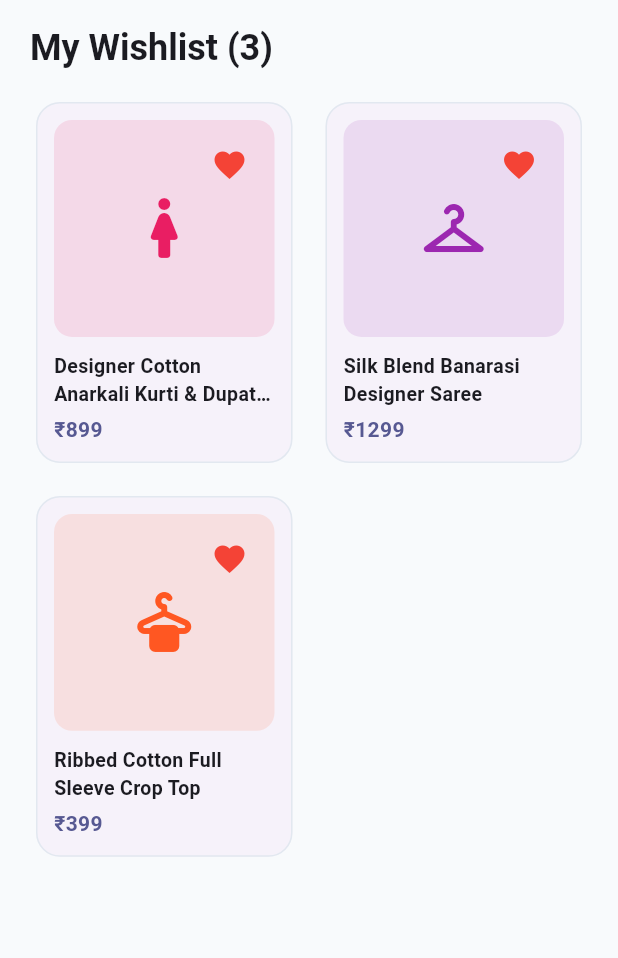
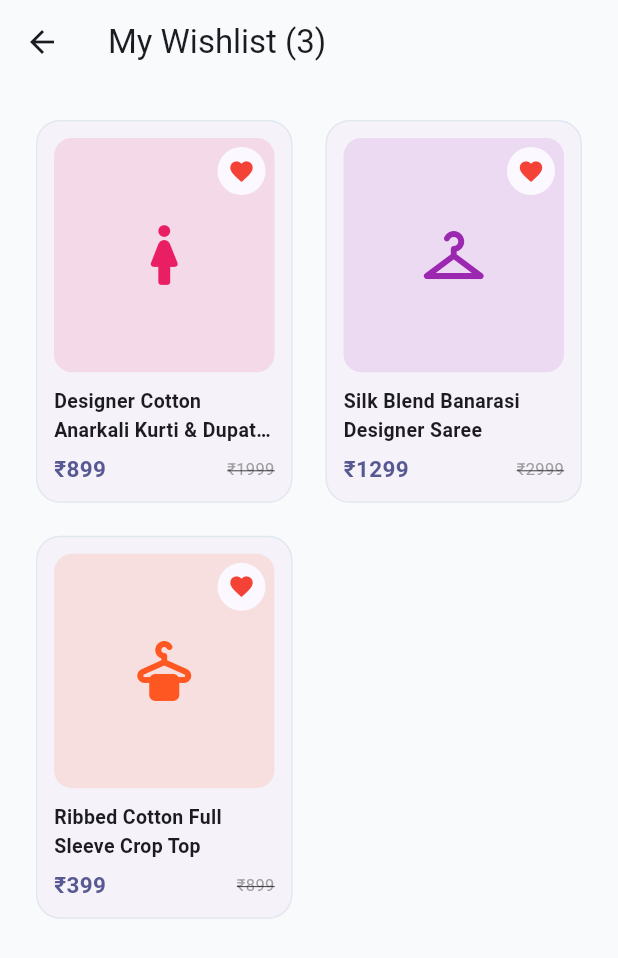
Before and after one commit to simpalgit/EmergentStoreapp, a Flutter app: the WishlistScreen screen opened directly, on a phone screen of 412 x 824 dp. Shown: the top 958 px of the screen. Run offline on Flutter 3.47's test engine with Material 3 defaults, Android fonts, the phone set to English and light mode, and no system bars.

Commit message:
Fix WishlistScreen missing Scaffold & Dark Mode styling

```diff
--- a/lib/screens/wishlist_screen.dart
+++ b/lib/screens/wishlist_screen.dart
@@ -17,73 +17,72 @@ class WishlistScreen extends StatelessWidget {
   Widget build(BuildContext context) {
     final theme = Theme.of(context);
 
-    if (favoriteProducts.isEmpty) {
-      return SafeArea(
+    return Scaffold(
+      appBar: AppBar(
+        title: Text(
+          favoriteProducts.isEmpty
+              ? 'My Wishlist'
+              : 'My Wishlist (${favoriteProducts.length})',
+        ),
+      ),
+      body: favoriteProducts.isEmpty
+          ? Center(
               child: Padding(
-          padding: const EdgeInsets.all(20),
+                padding: const EdgeInsets.all(32),
                 child: Column(
-            crossAxisAlignment: CrossAxisAlignment.start,
+                  mainAxisAlignment: MainAxisAlignment.center,
                   children: [
+                    Container(
+                      padding: const EdgeInsets.all(24),
+                      decoration: BoxDecoration(
+                        color: theme.colorScheme.primary.withValues(alpha: 0.1),
+                        shape: BoxShape.circle,
+                      ),
+                      child: Icon(
+                        Icons.favorite_border_rounded,
+                        size: 72,
+                        color: theme.colorScheme.primary,
+                      ),
+                    ),
+                    const SizedBox(height: 24),
                     Text(
-                'My Wishlist',
-                style: theme.textTheme.headlineSmall?.copyWith(
+                      'Your Wishlist is Empty',
+                      style: theme.textTheme.titleLarge?.copyWith(
                         fontWeight: FontWeight.bold,
                       ),
                     ),
-              const Expanded(
-                child: Center(
-                  child: Column(
-                    mainAxisAlignment: MainAxisAlignment.center,
-                    children: [
-                      Icon(
-                        Icons.favorite_border_rounded,
-                        size: 80,
-                        color: Colors.grey,
+                    const SizedBox(height: 8),
+                    Text(
+                      'Tap the heart icon on any product to save it to your wishlist for later.',
+                      textAlign: TextAlign.center,
+                      style: theme.textTheme.bodyMedium?.copyWith(
+                        color: theme.hintColor,
                       ),
-                      SizedBox(height: 16),
-                      Text(
-                        'Your Wishlist is Empty',
-                        style: TextStyle(fontSize: 18, fontWeight: FontWeight.bold),
                     ),
-                      SizedBox(height: 6),
-                      Text(
-                        'Tap the heart icon on products to save them for later.',
-                        style: TextStyle(color: Colors.grey),
-                      ),
-                    ],
+                    const SizedBox(height: 28),
+                    ElevatedButton.icon(
+                      onPressed: () => Navigator.pop(context),
+                      icon: const Icon(Icons.shopping_bag_outlined),
+                      label: const Text('Explore Catalog'),
+                      style: ElevatedButton.styleFrom(
+                        backgroundColor: theme.colorScheme.primary,
+                        foregroundColor: Colors.white,
+                        padding: const EdgeInsets.symmetric(horizontal: 24, vertical: 12),
+                        shape: RoundedRectangleBorder(
+                          borderRadius: BorderRadius.circular(12),
                         ),
                       ),
                     ),
                   ],
                 ),
               ),
-      );
-    }
-
-    return SafeArea(
-      child: Padding(
-        padding: const EdgeInsets.symmetric(horizontal: 20, vertical: 16),
-        child: Column(
-          crossAxisAlignment: CrossAxisAlignment.start,
-          children: [
-            Row(
-              mainAxisAlignment: MainAxisAlignment.spaceBetween,
-              children: [
-                Text(
-                  'My Wishlist (${favoriteProducts.length})',
-                  style: theme.textTheme.headlineSmall?.copyWith(
-                    fontWeight: FontWeight.bold,
-                  ),
-                ),
-              ],
-            ),
-            const SizedBox(height: 16),
-            Expanded(
-              child: GridView.builder(
+            )
+          : GridView.builder(
+              padding: const EdgeInsets.all(20),
               itemCount: favoriteProducts.length,
               gridDelegate: const SliverGridDelegateWithFixedCrossAxisCount(
                 crossAxisCount: 2,
-                  childAspectRatio: 0.72,
+                childAspectRatio: 0.68,
                 crossAxisSpacing: 14,
                 mainAxisSpacing: 14,
               ),
@@ -112,9 +111,16 @@ class WishlistScreen extends StatelessWidget {
                                   Positioned(
                                     top: 6,
                                     right: 6,
+                                    child: CircleAvatar(
+                                      radius: 16,
+                                      backgroundColor:
+                                          theme.cardTheme.color ?? theme.colorScheme.surface,
                                       child: IconButton(
-                                        icon: const Icon(Icons.favorite, color: Colors.red),
+                                        padding: EdgeInsets.zero,
+                                        constraints: const BoxConstraints(),
+                                        icon: const Icon(Icons.favorite, color: Colors.red, size: 18),
                                         onPressed: () => onToggleFavorite(p),
+                                      ),
                                     ),
                                   ),
                                 ],
@@ -128,13 +134,28 @@ class WishlistScreen extends StatelessWidget {
                             overflow: TextOverflow.ellipsis,
                             style: const TextStyle(fontWeight: FontWeight.bold, fontSize: 13),
                           ),
-                            const SizedBox(height: 4),
+                          const SizedBox(height: 6),
+                          Row(
+                            mainAxisAlignment: MainAxisAlignment.spaceBetween,
+                            children: [
                               Text(
                                 '₹${p.price.toStringAsFixed(0)}',
                                 style: TextStyle(
                                   fontWeight: FontWeight.bold,
+                                  fontSize: 15,
                                   color: theme.colorScheme.primary,
                                 ),
+                              ),
+                              if (p.hasDiscount)
+                                Text(
+                                  '₹${p.originalPrice!.toStringAsFixed(0)}',
+                                  style: const TextStyle(
+                                    fontSize: 11,
+                                    decoration: TextDecoration.lineThrough,
+                                    color: Colors.grey,
+                                  ),
+                                ),
+                            ],
                           ),
                         ],
                       ),
@@ -143,10 +164,6 @@ class WishlistScreen extends StatelessWidget {
                 );
               },
             ),
-            ),
-          ],
-        ),
-      ),
     );
   }
 }
```
Lines whose indentation alone changed are shown as unchanged.
